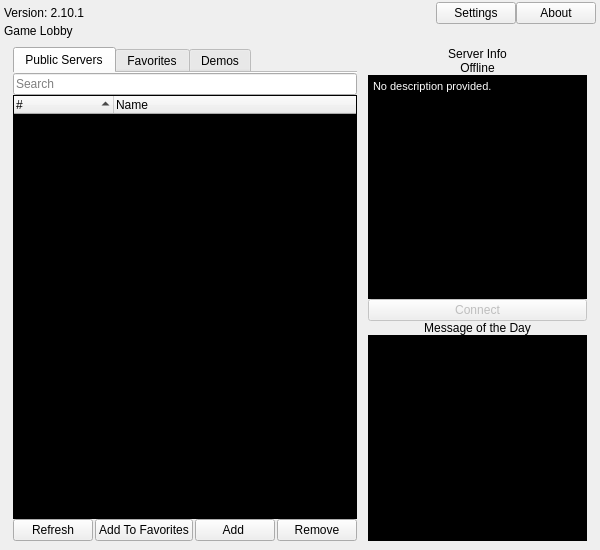
Before: the Qt Designer form resource/ui/lobby.ui in AttorneyOnline/AO2-Client, drawn with Qt 5.
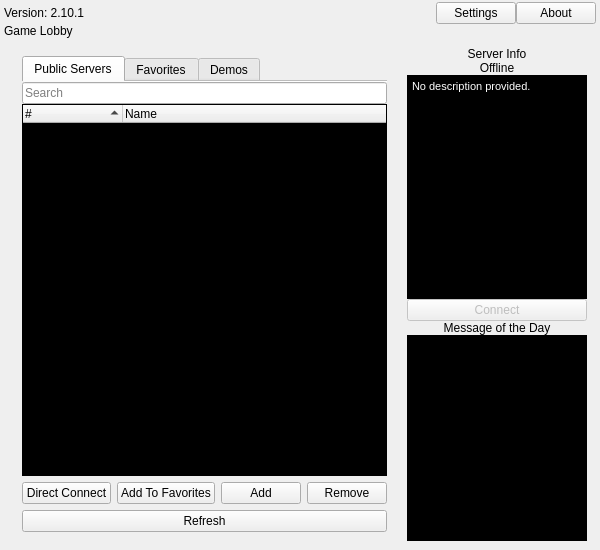
After: the same form once the commit is applied.

What changed in the file:
```diff
--- a/resource/ui/lobby.ui
+++ b/resource/ui/lobby.ui
@@ -147,21 +147,6 @@
          </sizepolicy>
         </property>
         <layout class="QVBoxLayout" name="verticalLayout_3">
-         <property name="spacing">
-          <number>0</number>
-         </property>
-         <property name="leftMargin">
-          <number>0</number>
-         </property>
-         <property name="topMargin">
-          <number>0</number>
-         </property>
-         <property name="rightMargin">
-          <number>0</number>
-         </property>
-         <property name="bottomMargin">
-          <number>0</number>
-         </property>
          <item>
           <widget class="QTabWidget" name="connections_tabview">
            <property name="font">
@@ -341,27 +326,11 @@
           </widget>
          </item>
          <item>
-          <widget class="QWidget" name="serverlist_controls" native="true">
-           <layout class="QHBoxLayout" name="horizontalLayout_4">
-            <property name="spacing">
-             <number>2</number>
-            </property>
-            <property name="leftMargin">
-             <number>0</number>
-            </property>
-            <property name="topMargin">
-             <number>0</number>
-            </property>
-            <property name="rightMargin">
-             <number>0</number>
-            </property>
-            <property name="bottomMargin">
-             <number>0</number>
-            </property>
+          <layout class="QHBoxLayout" name="common_controls">
             <item>
-             <widget class="QPushButton" name="refresh_button">
+            <widget class="QPushButton" name="direct_connect_button">
               <property name="text">
-               <string>Refresh</string>
+              <string>Direct Connect</string>
               </property>
              </widget>
             </item>
@@ -375,7 +344,7 @@
             <item>
              <widget class="QPushButton" name="add_server_button">
               <property name="text">
-               <string>Add </string>
+              <string>Add</string>
               </property>
              </widget>
             </item>
@@ -387,7 +356,17 @@
              </widget>
             </item>
            </layout>
-          </widget>
+         </item>
+         <item>
+          <layout class="QHBoxLayout" name="refresh_layout">
+           <item>
+            <widget class="QPushButton" name="refresh_button">
+             <property name="text">
+              <string>Refresh</string>
+             </property>
+            </widget>
+           </item>
+          </layout>
          </item>
         </layout>
        </widget>
```
Lines whose indentation alone changed are shown as unchanged.
